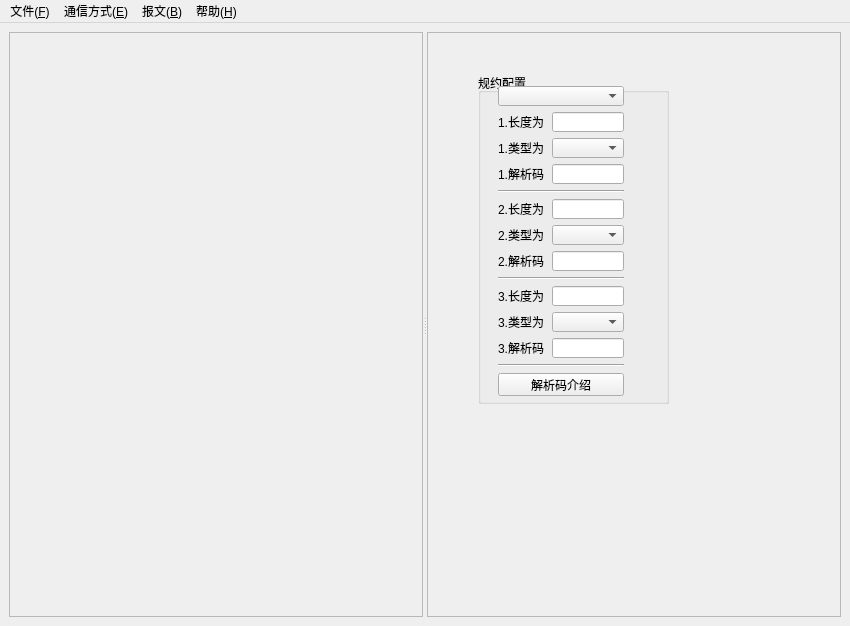
The window that src/interface/frmmain.ui (whx110123/PDTool) describes before a commit, drawn with Qt 5.
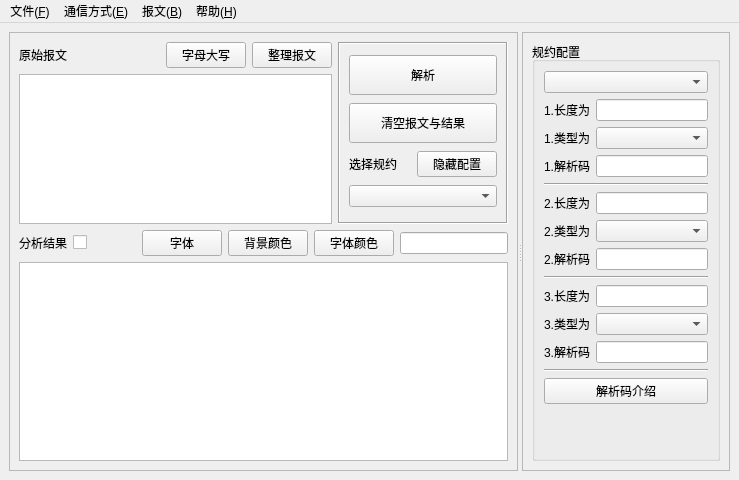
The same window after the commit. Custom widgets are drawn as their Qt base class.

Diff of the .ui file:
```diff
--- a/src/interface/frmmain.ui
+++ b/src/interface/frmmain.ui
@@ -6,8 +6,8 @@
    <rect>
     <x>0</x>
     <y>0</y>
-    <width>850</width>
-    <height>626</height>
+    <width>739</width>
+    <height>480</height>
    </rect>
   </property>
   <property name="windowTitle">
@@ -32,9 +32,223 @@
        <widget class="QWidget" name="page_udpclient"/>
        <widget class="QWidget" name="page_udpserver"/>
        <widget class="QWidget" name="page_com"/>
-       <widget class="frmAnalysis" name="page_analysis"/>
+       <widget class="QWidget" name="page_analysis">
+        <layout class="QGridLayout" name="gridLayout_2">
+         <item row="0" column="0">
+          <layout class="QHBoxLayout" name="horizontalLayout_2">
+           <item>
+            <widget class="QLabel" name="label">
+             <property name="text">
+              <string>原始报文</string>
+             </property>
+            </widget>
+           </item>
+           <item>
+            <spacer name="horizontalSpacer_2">
+             <property name="orientation">
+              <enum>Qt::Horizontal</enum>
+             </property>
+             <property name="sizeHint" stdset="0">
+              <size>
+               <width>40</width>
+               <height>20</height>
+              </size>
+             </property>
+            </spacer>
+           </item>
+           <item>
+            <widget class="QPushButton" name="pushButton_change">
+             <property name="text">
+              <string>字母大写</string>
+             </property>
+            </widget>
+           </item>
+           <item>
+            <widget class="QPushButton" name="pushButton_clean">
+             <property name="toolTip">
+              <string>&lt;html&gt;&lt;head/&gt;&lt;body&gt;&lt;p&gt;1.删除空白行&lt;/p&gt;&lt;p&gt;2.删除每行首尾空白&lt;/p&gt;&lt;p&gt;3.删除非报文开头的行&lt;/p&gt;&lt;p&gt;4.删除报文中的0x前缀&lt;/p&gt;&lt;/body&gt;&lt;/html&gt;</string>
+             </property>
+             <property name="text">
+              <string>整理报文</string>
+             </property>
+            </widget>
+           </item>
+          </layout>
+         </item>
+         <item row="0" column="1" rowspan="2">
+          <widget class="QFrame" name="frame">
+           <property name="minimumSize">
+            <size>
+             <width>170</width>
+             <height>0</height>
+            </size>
+           </property>
+           <property name="maximumSize">
+            <size>
+             <width>170</width>
+             <height>16777215</height>
+            </size>
+           </property>
+           <property name="frameShape">
+            <enum>QFrame::Box</enum>
+           </property>
+           <property name="frameShadow">
+            <enum>QFrame::Sunken</enum>
+           </property>
+           <layout class="QGridLayout" name="gridLayout_6">
+            <item row="0" column="0" colspan="2">
+             <widget class="QPushButton" name="pushButton_Analysis">
+              <property name="minimumSize">
+               <size>
+                <width>0</width>
+                <height>40</height>
+               </size>
+              </property>
+              <property name="text">
+               <string>解析</string>
+              </property>
+             </widget>
+            </item>
+            <item row="1" column="0" colspan="2">
+             <widget class="QPushButton" name="clearBtn">
+              <property name="minimumSize">
+               <size>
+                <width>0</width>
+                <height>40</height>
+               </size>
+              </property>
+              <property name="maximumSize">
+               <size>
+                <width>16777215</width>
+                <height>40</height>
+               </size>
+              </property>
+              <property name="text">
+               <string>清空报文与结果</string>
+              </property>
+             </widget>
+            </item>
+            <item row="2" column="0">
+             <widget class="QLabel" name="label_4">
+              <property name="maximumSize">
+               <size>
+                <width>16777215</width>
+                <height>20</height>
+               </size>
+              </property>
+              <property name="text">
+               <string>选择规约</string>
+              </property>
+             </widget>
+            </item>
+            <item row="2" column="1">
+             <widget class="QPushButton" name="pushButton_hide">
+              <property name="text">
+               <string>隐藏配置</string>
+              </property>
+             </widget>
+            </item>
+            <item row="3" column="0" colspan="2">
+             <widget class="QComboBox" name="protocolcbox"/>
+            </item>
+           </layout>
+          </widget>
+         </item>
+         <item row="1" column="0">
+          <widget class="QTextEdit" name="originaltext">
+           <property name="maximumSize">
+            <size>
+             <width>16777215</width>
+             <height>150</height>
+            </size>
+           </property>
+           <property name="styleSheet">
+            <string notr="true"/>
+           </property>
+          </widget>
+         </item>
+         <item row="2" column="0" colspan="2">
+          <layout class="QHBoxLayout" name="horizontalLayout">
+           <item>
+            <widget class="QLabel" name="label_2">
+             <property name="text">
+              <string>分析结果</string>
+             </property>
+            </widget>
+           </item>
+           <item>
+            <widget class="QCheckBox" name="checkBox_error">
+             <property name="toolTip">
+              <string>解析错误时保留解析过程,使用此功能可能出现程序异常</string>
+             </property>
+            </widget>
+           </item>
+           <item>
+            <spacer name="horizontalSpacer">
+             <property name="orientation">
+              <enum>Qt::Horizontal</enum>
+             </property>
+             <property name="sizeHint" stdset="0">
+              <size>
+               <width>40</width>
+               <height>20</height>
+              </size>
+             </property>
+            </spacer>
+           </item>
+           <item>
+            <widget class="QPushButton" name="fontchange">
+             <property name="text">
+              <string>字体</string>
+             </property>
+            </widget>
+           </item>
+           <item>
+            <widget class="QPushButton" name="backgroundcolor">
+             <property name="text">
+              <string>背景颜色</string>
+             </property>
+            </widget>
+           </item>
+           <item>
+            <widget class="QPushButton" name="fontcolor">
+             <property name="text">
+              <string>字体颜色</string>
+             </property>
+            </widget>
+           </item>
+           <item>
+            <widget class="QLineEdit" name="highlightEdit">
+             <property name="maximumSize">
+              <size>
+               <width>150</width>
+               <height>16777215</height>
+              </size>
+             </property>
+            </widget>
+           </item>
+          </layout>
+         </item>
+         <item row="3" column="0" colspan="2">
+          <widget class="QTextEdit" name="resulttext">
+           <property name="styleSheet">
+            <string notr="true"/>
+           </property>
+           <property name="readOnly">
+            <bool>true</bool>
+           </property>
+          </widget>
+         </item>
+        </layout>
+       </widget>
       </widget>
       <widget class="QStackedWidget" name="stackedWidget_config">
+       <property name="minimumSize">
+        <size>
+         <width>180</width>
+         <height>0</height>
+        </size>
+       </property>
        <property name="frameShape">
         <enum>QFrame::StyledPanel</enum>
        </property>
@@ -184,288 +398,151 @@
         </widget>
        </widget>
        <widget class="QWidget" name="page_4">
-        <widget class="QGroupBox" name="groupBox_2">
-         <property name="geometry">
-          <rect>
-           <x>50</x>
-           <y>40</y>
-           <width>191</width>
-           <height>331</height>
-          </rect>
-         </property>
-         <property name="title">
-          <string>规约配置</string>
-         </property>
-         <widget class="QPushButton" name="pushButton">
-          <property name="geometry">
-           <rect>
-            <x>20</x>
-            <y>300</y>
-            <width>126</width>
-            <height>23</height>
-           </rect>
-          </property>
-          <property name="text">
-           <string>解析码介绍</string>
-          </property>
-         </widget>
-         <widget class="QLabel" name="label_12">
-          <property name="geometry">
-           <rect>
-            <x>20</x>
-            <y>65</y>
-            <width>48</width>
-            <height>20</height>
-           </rect>
-          </property>
-          <property name="text">
-           <string>1.类型为</string>
-          </property>
-         </widget>
-         <widget class="QLineEdit" name="lineEdit2_modbuslen">
-          <property name="geometry">
-           <rect>
-            <x>74</x>
-            <y>126</y>
-            <width>72</width>
-            <height>20</height>
-           </rect>
-          </property>
-         </widget>
-         <widget class="QLabel" name="label_17">
-          <property name="geometry">
-           <rect>
-            <x>20</x>
-            <y>91</y>
-            <width>48</width>
-            <height>20</height>
-           </rect>
-          </property>
-          <property name="text">
-           <string>1.解析码</string>
-          </property>
-         </widget>
-         <widget class="QComboBox" name="comboBox3_modbus">
-          <property name="geometry">
-           <rect>
-            <x>74</x>
-            <y>239</y>
-            <width>72</width>
-            <height>20</height>
-           </rect>
-          </property>
-         </widget>
-         <widget class="QComboBox" name="comboBox_sort">
-          <property name="geometry">
-           <rect>
-            <x>20</x>
-            <y>13</y>
-            <width>126</width>
-            <height>20</height>
-           </rect>
-          </property>
-         </widget>
-         <widget class="QLabel" name="label_16">
-          <property name="geometry">
-           <rect>
-            <x>20</x>
-            <y>239</y>
-            <width>48</width>
-            <height>20</height>
-           </rect>
-          </property>
-          <property name="text">
-           <string>3.类型为</string>
-          </property>
-         </widget>
-         <widget class="QLineEdit" name="lineEdit1_modbusanalysis">
-          <property name="geometry">
-           <rect>
-            <x>74</x>
-            <y>91</y>
-            <width>72</width>
-            <height>20</height>
-           </rect>
-          </property>
-         </widget>
-         <widget class="Line" name="line">
-          <property name="geometry">
-           <rect>
-            <x>20</x>
-            <y>117</y>
-            <width>126</width>
-            <height>3</height>
-           </rect>
-          </property>
-          <property name="orientation">
-           <enum>Qt::Horizontal</enum>
-          </property>
-         </widget>
-         <widget class="QComboBox" name="comboBox1_modbus">
-          <property name="geometry">
-           <rect>
-            <x>74</x>
-            <y>65</y>
-            <width>72</width>
-            <height>20</height>
-           </rect>
-          </property>
-         </widget>
-         <widget class="Line" name="line_3">
-          <property name="geometry">
-           <rect>
-            <x>20</x>
-            <y>291</y>
-            <width>126</width>
-            <height>3</height>
-           </rect>
-          </property>
-          <property name="orientation">
-           <enum>Qt::Horizontal</enum>
-          </property>
-         </widget>
-         <widget class="QLabel" name="label_15">
-          <property name="geometry">
-           <rect>
-            <x>20</x>
-            <y>213</y>
-            <width>48</width>
-            <height>20</height>
-           </rect>
-          </property>
-          <property name="text">
-           <string>3.长度为</string>
-          </property>
-         </widget>
-         <widget class="QLabel" name="label_14">
-          <property name="geometry">
-           <rect>
-            <x>20</x>
-            <y>152</y>
-            <width>48</width>
-            <height>20</height>
-           </rect>
-          </property>
-          <property name="text">
-           <string>2.类型为</string>
-          </property>
-         </widget>
-         <widget class="QLineEdit" name="lineEdit2_modbusanalysis">
-          <property name="geometry">
-           <rect>
-            <x>74</x>
-            <y>178</y>
-            <width>72</width>
-            <height>20</height>
-           </rect>
-          </property>
-         </widget>
-         <widget class="QLabel" name="label_19">
-          <property name="geometry">
-           <rect>
-            <x>20</x>
-            <y>265</y>
-            <width>48</width>
-            <height>20</height>
-           </rect>
-          </property>
-          <property name="text">
-           <string>3.解析码</string>
-          </property>
-         </widget>
-         <widget class="QComboBox" name="comboBox2_modbus">
-          <property name="geometry">
-           <rect>
-            <x>74</x>
-            <y>152</y>
-            <width>72</width>
-            <height>20</height>
-           </rect>
-          </property>
-         </widget>
-         <widget class="QLineEdit" name="lineEdit1_modbuslen">
-          <property name="geometry">
-           <rect>
-            <x>74</x>
-            <y>39</y>
-            <width>72</width>
-            <height>20</height>
-           </rect>
-          </property>
-         </widget>
-         <widget class="QLabel" name="label_18">
-          <property name="geometry">
-           <rect>
-            <x>20</x>
-            <y>178</y>
-            <width>48</width>
-            <height>20</height>
-           </rect>
-          </property>
-          <property name="text">
-           <string>2.解析码</string>
-          </property>
-         </widget>
-         <widget class="QLabel" name="label_13">
-          <property name="geometry">
-           <rect>
-            <x>20</x>
-            <y>126</y>
-            <width>48</width>
-            <height>20</height>
-           </rect>
-          </property>
-          <property name="text">
-           <string>2.长度为</string>
-          </property>
-         </widget>
-         <widget class="QLabel" name="label_11">
-          <property name="geometry">
-           <rect>
-            <x>20</x>
-            <y>39</y>
-            <width>48</width>
-            <height>20</height>
-           </rect>
-          </property>
-          <property name="text">
-           <string>1.长度为</string>
-          </property>
-         </widget>
-         <widget class="QLineEdit" name="lineEdit3_modbusanalysis">
-          <property name="geometry">
-           <rect>
-            <x>74</x>
-            <y>265</y>
-            <width>72</width>
-            <height>20</height>
-           </rect>
-          </property>
-         </widget>
-         <widget class="QLineEdit" name="lineEdit3_modbuslen">
-          <property name="geometry">
-           <rect>
-            <x>74</x>
-            <y>213</y>
-            <width>72</width>
-            <height>20</height>
-           </rect>
-          </property>
-         </widget>
-         <widget class="Line" name="line_2">
-          <property name="geometry">
-           <rect>
-            <x>20</x>
-            <y>204</y>
-            <width>126</width>
-            <height>3</height>
-           </rect>
-          </property>
-          <property name="orientation">
-           <enum>Qt::Horizontal</enum>
-          </property>
-         </widget>
-        </widget>
+        <layout class="QGridLayout" name="gridLayout_4">
+         <item row="0" column="0">
+          <widget class="QGroupBox" name="groupBox_2">
+           <property name="title">
+            <string>规约配置</string>
+           </property>
+           <layout class="QGridLayout" name="gridLayout_3">
+            <item row="1" column="1">
+             <widget class="QLineEdit" name="lineEdit1_modbuslen"/>
+            </item>
+            <item row="4" column="0" colspan="2">
+             <widget class="Line" name="line">
+              <property name="orientation">
+               <enum>Qt::Horizontal</enum>
+              </property>
+             </widget>
+            </item>
+            <item row="3" column="1">
+             <widget class="QLineEdit" name="lineEdit1_modbusanalysis"/>
+            </item>
+            <item row="2" column="1">
+             <widget class="QComboBox" name="comboBox1_modbus"/>
+            </item>
+            <item row="10" column="0">
+             <widget class="QLabel" name="label_16">
+              <property name="text">
+               <string>3.类型为</string>
+              </property>
+             </widget>
+            </item>
+            <item row="5" column="0">
+             <widget class="QLabel" name="label_13">
+              <property name="text">
+               <string>2.长度为</string>
+              </property>
+             </widget>
+            </item>
+            <item row="8" column="0" colspan="2">
+             <widget class="Line" name="line_2">
+              <property name="orientation">
+               <enum>Qt::Horizontal</enum>
+              </property>
+             </widget>
+            </item>
+            <item row="13" column="0" colspan="2">
+             <widget class="QPushButton" name="pushButton">
+              <property name="text">
+               <string>解析码介绍</string>
+              </property>
+             </widget>
+            </item>
+            <item row="10" column="1">
+             <widget class="QComboBox" name="comboBox3_modbus"/>
+            </item>
+            <item row="6" column="1">
+             <widget class="QComboBox" name="comboBox2_modbus"/>
+            </item>
+            <item row="7" column="1">
+             <widget class="QLineEdit" name="lineEdit2_modbusanalysis"/>
+            </item>
+            <item row="0" column="0" colspan="2">
+             <widget class="QComboBox" name="comboBox_sort"/>
+            </item>
+            <item row="1" column="0">
+             <widget class="QLabel" name="label_11">
+              <property name="text">
+               <string>1.长度为</string>
+              </property>
+             </widget>
+            </item>
+            <item row="11" column="0">
+             <widget class="QLabel" name="label_19">
+              <property name="text">
+               <string>3.解析码</string>
+              </property>
+             </widget>
+            </item>
+            <item row="6" column="0">
+             <widget class="QLabel" name="label_14">
+              <property name="text">
+               <string>2.类型为</string>
+              </property>
+             </widget>
+            </item>
+            <item row="9" column="0">
+             <widget class="QLabel" name="label_15">
+              <property name="text">
+               <string>3.长度为</string>
+              </property>
+             </widget>
+            </item>
+            <item row="7" column="0">
+             <widget class="QLabel" name="label_18">
+              <property name="text">
+               <string>2.解析码</string>
+              </property>
+             </widget>
+            </item>
+            <item row="3" column="0">
+             <widget class="QLabel" name="label_17">
+              <property name="text">
+               <string>1.解析码</string>
+              </property>
+             </widget>
+            </item>
+            <item row="5" column="1">
+             <widget class="QLineEdit" name="lineEdit2_modbuslen"/>
+            </item>
+            <item row="9" column="1">
+             <widget class="QLineEdit" name="lineEdit3_modbuslen"/>
+            </item>
+            <item row="12" column="0" colspan="2">
+             <widget class="Line" name="line_3">
+              <property name="orientation">
+               <enum>Qt::Horizontal</enum>
+              </property>
+             </widget>
+            </item>
+            <item row="11" column="1">
+             <widget class="QLineEdit" name="lineEdit3_modbusanalysis"/>
+            </item>
+            <item row="2" column="0">
+             <widget class="QLabel" name="label_12">
+              <property name="text">
+               <string>1.类型为</string>
+              </property>
+             </widget>
+            </item>
+            <item row="14" column="0">
+             <spacer name="verticalSpacer_2">
+              <property name="orientation">
+               <enum>Qt::Vertical</enum>
+              </property>
+              <property name="sizeHint" stdset="0">
+               <size>
+                <width>20</width>
+                <height>40</height>
+               </size>
+              </property>
+             </spacer>
+            </item>
+           </layout>
+          </widget>
+         </item>
+        </layout>
        </widget>
       </widget>
      </widget>
@@ -477,7 +554,7 @@
     <rect>
      <x>0</x>
      <y>0</y>
-     <width>850</width>
+     <width>739</width>
      <height>23</height>
     </rect>
    </property>
@@ -607,14 +684,6 @@
    </property>
   </action>
  </widget>
- <customwidgets>
-  <customwidget>
-   <class>frmAnalysis</class>
-   <extends>QWidget</extends>
-   <header location="global">frmanalysis.h</header>
-   <container>1</container>
-  </customwidget>
- </customwidgets>
  <resources/>
  <connections/>
 </ui>
```
Left out of the diff: 239 changed lines with no effect on the pictures.
